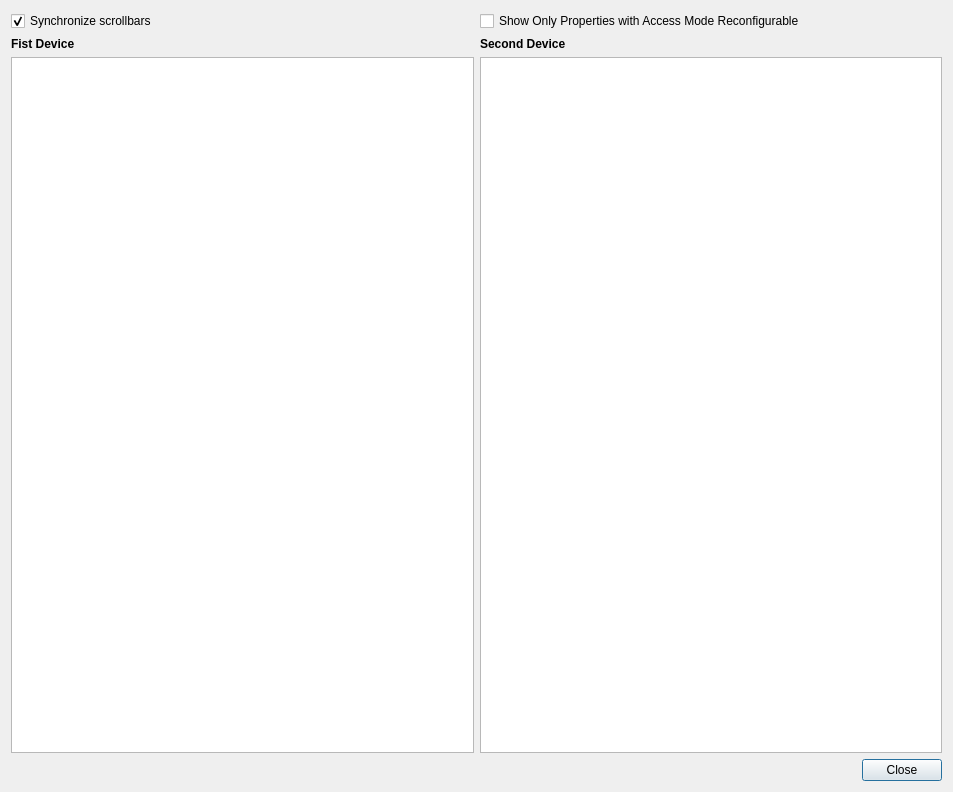
Old version of the form src/pythonGui/karabogui/dialogs/ui/compare_configuarations.ui in the repository European-XFEL/Karabo.
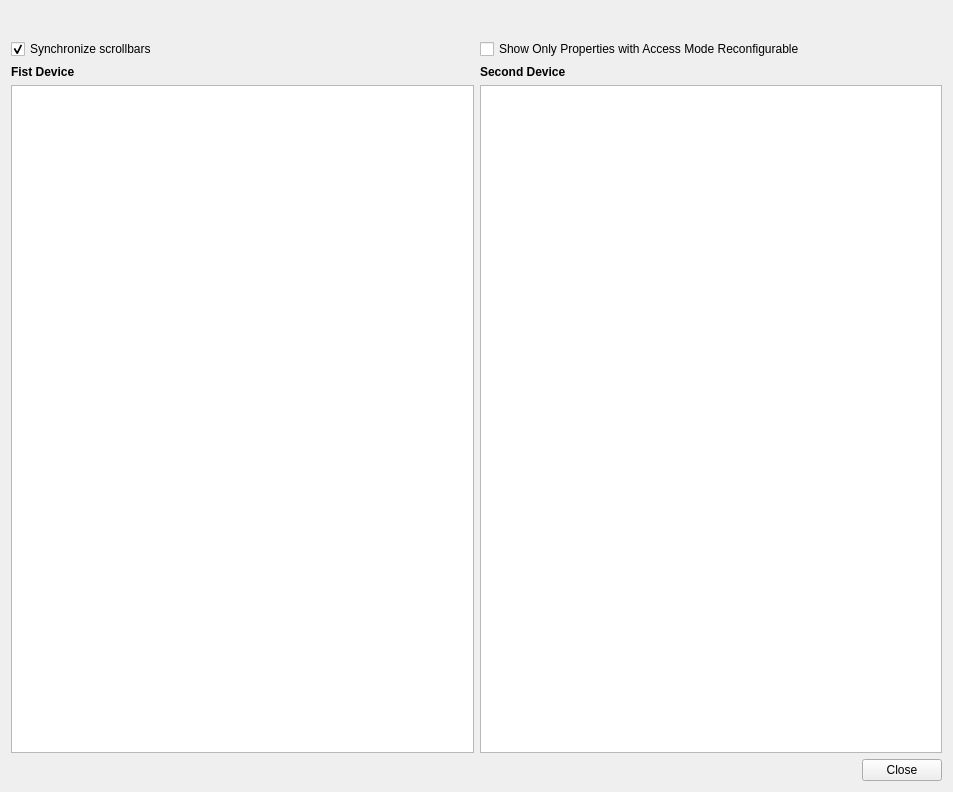
New version of the form.

Commit message: feat(GUI): Compare Configuration Dialog - show only changes

What changed in the file:
```diff
--- a/src/pythonGui/karabogui/dialogs/ui/compare_configuarations.ui
+++ b/src/pythonGui/karabogui/dialogs/ui/compare_configuarations.ui
@@ -14,6 +14,52 @@
    <string>Compare Device Configurations</string>
   </property>
   <layout class="QVBoxLayout" name="verticalLayout_3">
+   <item>
+    <layout class="QHBoxLayout" name="horizontalLayout_3">
+     <item>
+      <spacer name="horizontalSpacer_3">
+       <property name="orientation">
+        <enum>Qt::Horizontal</enum>
+       </property>
+       <property name="sizeHint" stdset="0">
+        <size>
+         <width>40</width>
+         <height>20</height>
+        </size>
+       </property>
+      </spacer>
+     </item>
+     <item>
+      <widget class="QPushButton" name="ui_swap_button">
+       <property name="styleSheet">
+        <string notr="true"/>
+       </property>
+       <property name="text">
+        <string/>
+       </property>
+       <property name="checkable">
+        <bool>false</bool>
+       </property>
+       <property name="flat">
+        <bool>true</bool>
+       </property>
+      </widget>
+     </item>
+     <item>
+      <spacer name="horizontalSpacer_2">
+       <property name="orientation">
+        <enum>Qt::Horizontal</enum>
+       </property>
+       <property name="sizeHint" stdset="0">
+        <size>
+         <width>40</width>
+         <height>20</height>
+        </size>
+       </property>
+      </spacer>
+     </item>
+    </layout>
+   </item>
    <item>
     <layout class="QHBoxLayout" name="horizontalLayout">
      <item>
```
The commit also changes 5 other files.
